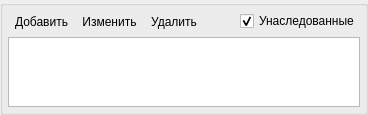
This is src/plugins/modeleride/compositionwidget.ui in rdnvndr/raindrop as Qt 5 draws it before an edit. The edited form follows.
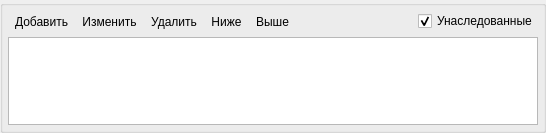
This is the edited form. Icons and pictures are not drawn.

Patch:
```diff
--- a/src/plugins/modeleride/compositionwidget.ui
+++ b/src/plugins/modeleride/compositionwidget.ui
@@ -6,8 +6,8 @@
    <rect>
     <x>0</x>
     <y>0</y>
-    <width>368</width>
-    <height>104</height>
+    <width>546</width>
+    <height>133</height>
    </rect>
   </property>
   <property name="windowTitle">
@@ -106,6 +106,40 @@
           </property>
          </widget>
         </item>
+        <item>
+         <widget class="QToolButton" name="toolButtonDown">
+          <property name="text">
+           <string>Ниже</string>
+          </property>
+          <property name="icon">
+           <iconset resource="modeleride.qrc">
+            <normaloff>:/down</normaloff>:/down</iconset>
+          </property>
+          <property name="toolButtonStyle">
+           <enum>Qt::ToolButtonTextBesideIcon</enum>
+          </property>
+          <property name="autoRaise">
+           <bool>true</bool>
+          </property>
+         </widget>
+        </item>
+        <item>
+         <widget class="QToolButton" name="toolButtonUp">
+          <property name="text">
+           <string>Выше</string>
+          </property>
+          <property name="icon">
+           <iconset resource="modeleride.qrc">
+            <normaloff>:/up</normaloff>:/up</iconset>
+          </property>
+          <property name="toolButtonStyle">
+           <enum>Qt::ToolButtonTextBesideIcon</enum>
+          </property>
+          <property name="autoRaise">
+           <bool>true</bool>
+          </property>
+         </widget>
+        </item>
         <item>
          <spacer name="horizontalSpacerListTool">
           <property name="orientation">
```
Left out of the diff: 22 changed lines with no effect on the pictures.
